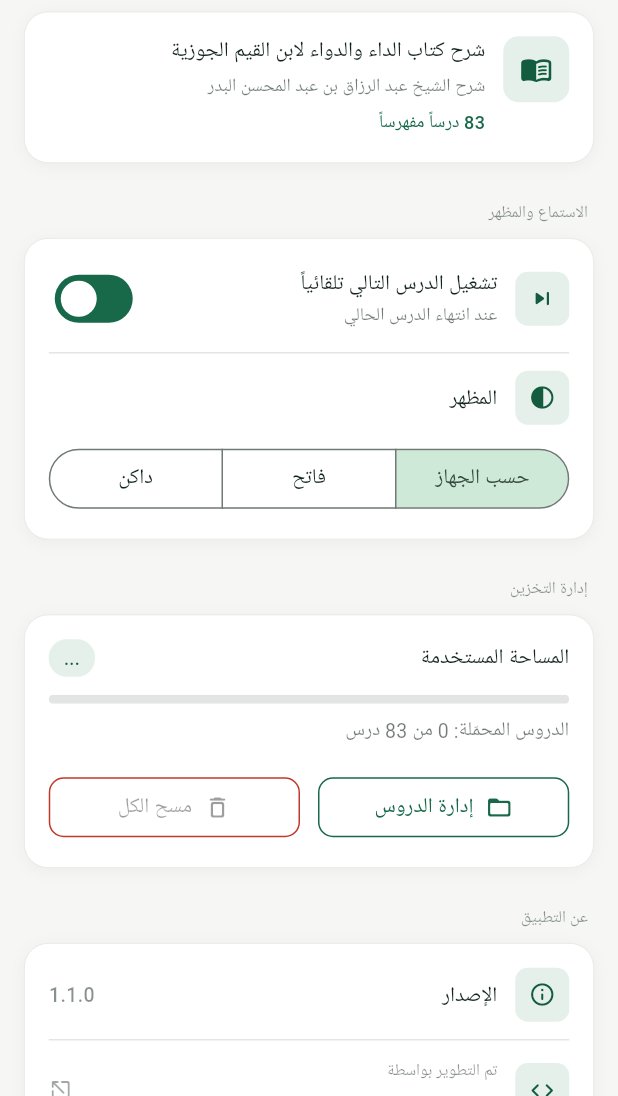
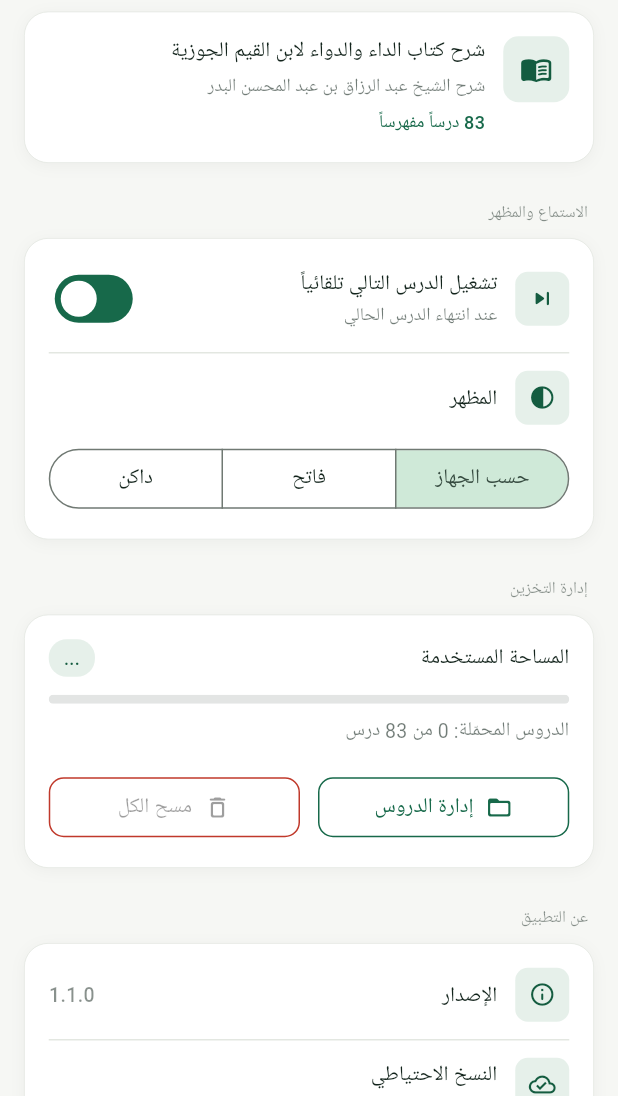
Before and after one commit to GHMohammed/Al-Daa-Wa-Al-Dawaa-Ibn-Qayyim, a Flutter app: the SettingsScreen screen opened directly, on a phone screen of 412 x 824 dp, the part 140-1236 px from its top. Run offline on Flutter 3.47's test engine with Material 3 defaults, Android fonts, the phone set to English and light mode, and no system bars; our stand-ins replace audio_service, flutter_cache_manager, flutter_riverpod, go_router, just_audio, scrollable_positioned_list and 3 more; missing offline and left inert: record; accounts and stored records are empty; network calls fail; Roboto replaces fonts that are missing (Thmanyah Sans).

Commit message:
Android Auto Backup: back up progress and notes, not lessons
Auto Backup was already on by default, but downloaded lessons
(~30 MB each) live in app_flutter/lessons and are included, so any
user with one download exceeded the 25 MB cloud quota and nothing at
all was backed up.

- data_extraction_rules.xml (Android 12+) and backup_rules.xml
  (Android 7-11) exclude app_flutter/lessons/ from cloud backup.
  Device-to-device transfer has no size limit and keeps everything.
- Voice notes record at 32 kbps / 22.05 kHz instead of 128 kbps so
  they stay well inside the quota.
- Settings: a short note that progress, bookmarks and notes are kept
  in the phone's Google backup.
- docs/auto-backup-plan.md documents the approach and the test steps.

After a restore, lesson files are missing but the app already clears
stale download records and streams instead.

Verified: rules present in the release APK manifest; the backup
service is enabled on the test phone. A real cloud backup has not yet
succeeded there (the transport rejected it on mobile data), and a
restore has not been tested.

Co-Authored-By: Claude Opus 5.5 <noreply@anthropic.com>

```diff
--- a/lib/ui/screens/settings_screen.dart
+++ b/lib/ui/screens/settings_screen.dart
@@ -655,6 +655,38 @@ class _AboutCard extends StatelessWidget {
               ),
             ],
           ),
+          Divider(height: 24, color: Theme.of(context).dividerColor),
+          // صف النسخ الاحتياطي — يطمئن المستخدم أن تقدمه لا يضيع
+          // (النسخ التلقائي في أندرويد، انظر docs/auto-backup-plan.md)
+          Row(
+            crossAxisAlignment: CrossAxisAlignment.start,
+            children: [
+              const _IconBox(icon: Icons.cloud_done_outlined, size: 36),
+              const SizedBox(width: 12),
+              Expanded(
+                child: Column(
+                  crossAxisAlignment: CrossAxisAlignment.start,
+                  children: [
+                    const Text(
+                      'النسخ الاحتياطي',
+                      style: TextStyle(fontSize: 14),
+                    ),
+                    const SizedBox(height: 2),
+                    Text(
+                      'يُحفظ تقدمك وعلاماتك وملاحظاتك تلقائياً في نسخة هاتفك '
+                      'الاحتياطية على حساب Google، وتعود عند إعادة التثبيت '
+                      'أو على هاتف جديد.',
+                      style: TextStyle(
+                        fontSize: 12,
+                        color: mutedColor,
+                        height: 1.5,
+                      ),
+                    ),
+                  ],
+                ),
+              ),
+            ],
+          ),
           // الفاصل من الثيم
           Divider(height: 24, color: Theme.of(context).dividerColor),
           // صف المطور — قابل للنقر لفتح الموقع
--- a/lib/ui/widgets/voice_recorder_sheet.dart
+++ b/lib/ui/widgets/voice_recorder_sheet.dart
@@ -77,7 +77,14 @@ class _RecorderSheetState extends ConsumerState<_RecorderSheet> {
     }
     final path = await VoiceNoteStorage.newPath(widget.lessonId);
     await _recorder.start(
-      const RecordConfig(encoder: AudioEncoder.aacLc, numChannels: 1),
+      // جودة الكلام تكفيها 32 كيلوبت (ربع الافتراضي)، فتبقى الملاحظات صغيرة
+      // ضمن حد النسخ الاحتياطي التلقائي (25 ميغا للتطبيق كله)
+      const RecordConfig(
+        encoder: AudioEncoder.aacLc,
+        numChannels: 1,
+        bitRate: 32000,
+        sampleRate: 22050,
+      ),
       path: path,
     );
     _path = path;
```
Also changed, not shown: 4 other files.
